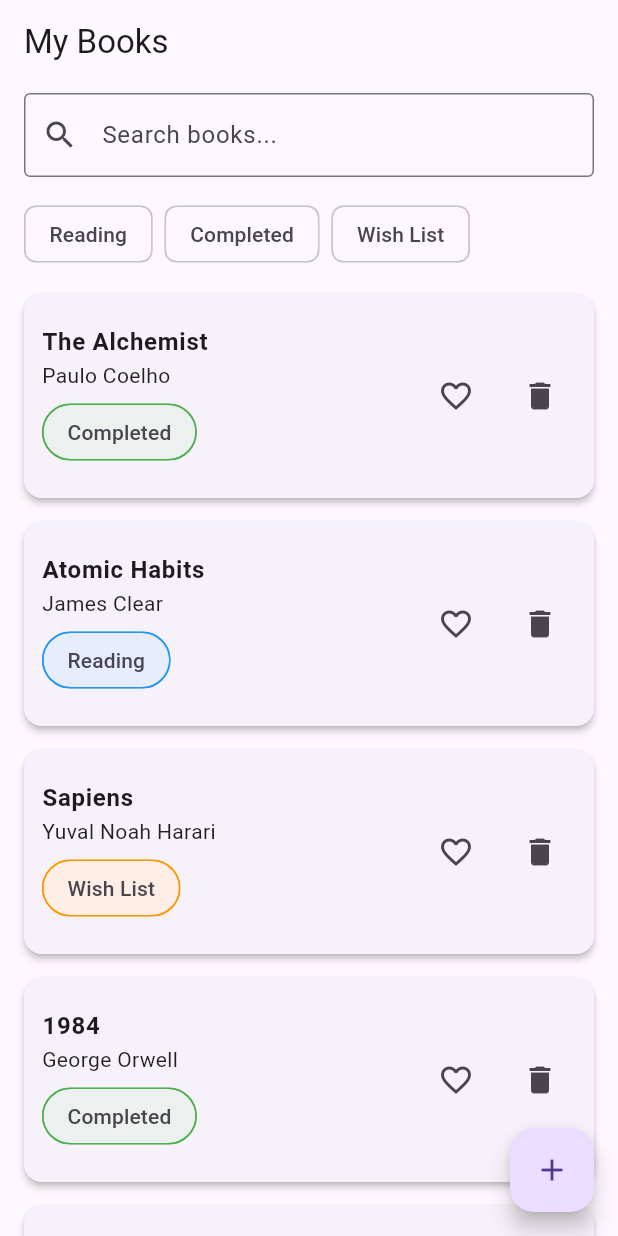
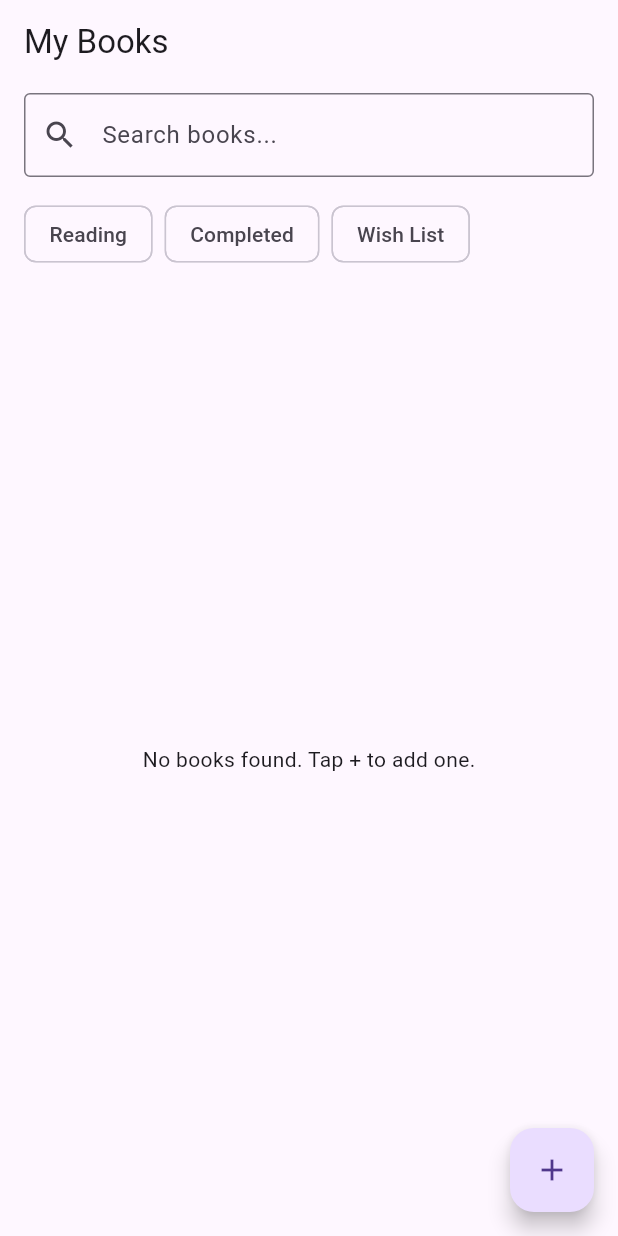
Before and after one commit to majumdersubhanu/readlog, a Flutter app: the screen it shows after launch, on a phone screen of 412 x 824 dp. Run offline on Flutter 3.47's test engine with Material 3 defaults, Android fonts, the phone set to English and light mode, and no system bars.

Commit message:
remove dummy data

```diff
--- a/lib/home_screen.dart
+++ b/lib/home_screen.dart
@@ -24,34 +24,7 @@ class HomeScreen extends StatefulWidget {
 }
 
 class _HomeScreenState extends State<HomeScreen> {
-  final List<Book> _bookList = [
-    Book(
-      title: 'The Alchemist',
-      author: 'Paulo Coelho',
-      status: BookStatus.completed,
-    ),
-    Book(
-      title: 'Atomic Habits',
-      author: 'James Clear',
-      status: BookStatus.reading,
-    ),
-    Book(
-      title: 'Sapiens',
-      author: 'Yuval Noah Harari',
-      status: BookStatus.wishList,
-    ),
-    Book(title: '1984', author: 'George Orwell', status: BookStatus.completed),
-    Book(
-      title: 'To Kill a Mockingbird',
-      author: 'Harper Lee',
-      status: BookStatus.reading,
-    ),
-    Book(
-      title: 'The Great Gatsby',
-      author: 'F. Scott Fitzgerald',
-      status: BookStatus.wishList,
-    ),
-  ];
+  final List<Book> _bookList = [];
 
   final _titleController = TextEditingController();
   final _authorController = TextEditingController();
```
